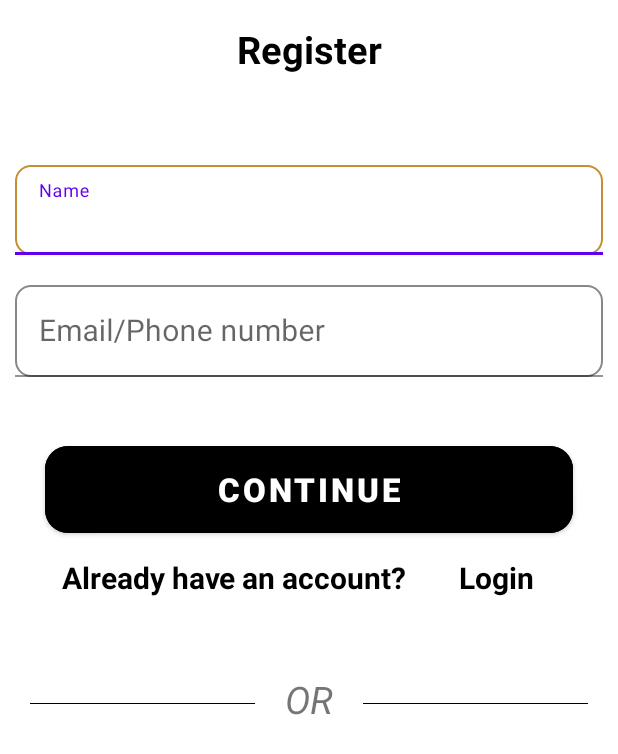
After one commit to trtph/DoAnWoody, an Android app: the RegisterActivity screen opened directly, with no data from a screen before it, on a phone screen of 412 x 824 dp. The commit adds this screen. Shown: the top 754 px of the screen. Run offline under Robolectric (Android 15) with nearby library versions, the phone set to English and light mode, and no system bars.

Commit message:
add Register

```diff
--- a/app/src/main/AndroidManifest.xml
+++ b/app/src/main/AndroidManifest.xml
@@ -9,6 +9,9 @@
         android:roundIcon="@mipmap/ic_launcher_round"
         android:supportsRtl="true"
         android:theme="@style/Theme.WoodyGroupApplication">
+        <activity
+            android:name=".RegisterActivity"
+            android:exported="false" />
         <activity
             android:name=".CreatePasswordActivity"
             android:exported="false" />
--- a/app/src/main/java/com/example/woodygroupapplication/HomeFragment.java
+++ b/app/src/main/java/com/example/woodygroupapplication/HomeFragment.java
@@ -75,9 +75,9 @@ public class HomeFragment extends Fragment {
                 fragmentTransaction.replace(R.id.frame_collection, fragment);
                 fragmentTransaction.commit();
             }
-            if(view.getId()==R.id.imvNotifications){
-                startActivity(new Intent(getContext(), com.example.woodygroupapplication.NotiActivity.class));
-            }
+//            if(view.getId()==R.id.imvNotifications){
+//                startActivity(new Intent(getContext(),NotiActivity.class));
+//            }
 
         }
     };
--- a/app/src/main/java/com/example/woodygroupapplication/LoginActivity.java
+++ b/app/src/main/java/com/example/woodygroupapplication/LoginActivity.java
@@ -18,7 +18,7 @@ import com.google.android.material.button.MaterialButton;
 public class LoginActivity extends AppCompatActivity {
 
     ImageView imvBackUserAccount;
-    TextView txtForgotPassword;
+    TextView txtForgotPassword, txtSignUp;
     MaterialButton btnSignIn;
 
     @Override
@@ -31,6 +31,7 @@ public class LoginActivity extends AppCompatActivity {
 
     private void linkViews() {
         txtForgotPassword = findViewById(R.id.txtForgotPassword);
+        txtSignUp = findViewById(R.id.txtSignUp);
         imvBackUserAccount = findViewById(R.id.imvBackUserAccount);
         btnSignIn = findViewById(R.id.btnSignIn);
     }
@@ -48,6 +49,12 @@ public class LoginActivity extends AppCompatActivity {
                 startActivity(new Intent(LoginActivity.this, MainActivity.class));
             }
         });
+        txtSignUp.setOnClickListener(new View.OnClickListener() {
+            @Override
+            public void onClick(View view) {
+                startActivity(new Intent(LoginActivity.this, RegisterActivity.class));
+            }
+        });
 
     }
 }
--- /dev/null
+++ b/app/src/main/java/com/example/woodygroupapplication/RegisterActivity.java
@@ -0,0 +1,43 @@
+package com.example.woodygroupapplication;
+
+import androidx.appcompat.app.AppCompatActivity;
+
+import android.content.Intent;
+import android.os.Bundle;
+import android.view.View;
+import android.widget.TextView;
+
+import com.google.android.material.button.MaterialButton;
+
+public class RegisterActivity extends AppCompatActivity {
+    TextView txtBackLogin;
+    MaterialButton btnContinueRegister;
+
+    @Override
+    protected void onCreate(Bundle savedInstanceState) {
+        super.onCreate(savedInstanceState);
+        setContentView(R.layout.activity_register);
+        linkViews();
+        addEvent();
+    }
+
+    private void linkViews() {
+        txtBackLogin = findViewById(R.id.txtBackLogin);
+        btnContinueRegister = findViewById(R.id.btnContinueRegister);
+    }
+
+    private void addEvent() {
+        txtBackLogin.setOnClickListener(new View.OnClickListener() {
+            @Override
+            public void onClick(View view) {
+                startActivity(new Intent(RegisterActivity.this, LoginActivity.class));
+            }
+        });
+        btnContinueRegister.setOnClickListener(new View.OnClickListener() {
+            @Override
+            public void onClick(View view) {
+                startActivity(new Intent(RegisterActivity.this, VerificationActivity.class));
+            }
+        });
+    }
+}
--- a/app/src/main/res/layout/activity_login.xml
+++ b/app/src/main/res/layout/activity_login.xml
@@ -165,6 +165,7 @@
         app:layout_constraintTop_toBottomOf="@id/txtForgotPassword"/>
 
     <TextView
+        android:id="@+id/txtSignUp"
         android:layout_width="match_parent"
         android:layout_height="wrap_content"
 
--- /dev/null
+++ b/app/src/main/res/layout/activity_register.xml
@@ -0,0 +1,160 @@
+<?xml version="1.0" encoding="utf-8"?>
+<androidx.constraintlayout.widget.ConstraintLayout xmlns:android="http://schemas.android.com/apk/res/android"
+    xmlns:app="http://schemas.android.com/apk/res-auto"
+    xmlns:tools="http://schemas.android.com/tools"
+    android:layout_width="match_parent"
+    android:layout_height="match_parent"
+    tools:context=".RegisterActivity">
+
+    <TextView
+        android:id="@+id/txtRegister"
+        android:layout_width="match_parent"
+        android:layout_height="wrap_content"
+        android:text="Register"
+        android:textSize="25sp"
+        android:textStyle="bold"
+        android:textColor="@color/black"
+
+        android:gravity="center"
+        android:layout_marginTop="15dp"
+
+        app:layout_constraintTop_toTopOf="parent"
+        app:layout_constraintRight_toRightOf="parent"/>
+
+    <com.google.android.material.textfield.TextInputLayout
+        android:id="@+id/edtLayoutName"
+        android:layout_width="match_parent"
+        android:layout_height="wrap_content"
+        android:layout_marginTop="50dp"
+        app:layout_constraintHorizontal_bias="0.498"
+        app:layout_constraintLeft_toLeftOf="parent"
+        app:layout_constraintRight_toRightOf="parent"
+        app:layout_constraintTop_toBottomOf="@+id/txtRegister">
+        <EditText
+            android:id="@+id/edtName"
+            android:layout_width="match_parent"
+            android:layout_height="60dp"
+            android:hint="Name"
+            android:textSize="20sp"
+
+            android:background="@drawable/custom_email_password"
+            android:inputType="textEmailAddress"
+
+            app:layout_constraintRight_toRightOf="parent"
+            app:layout_constraintLeft_toLeftOf="parent"
+
+            android:layout_margin="10dp"
+            android:paddingLeft="10dp"/>
+
+    </com.google.android.material.textfield.TextInputLayout>
+
+    <com.google.android.material.textfield.TextInputLayout
+        android:id="@+id/edtLayoutEmailPhone"
+        android:layout_width="match_parent"
+        android:layout_height="wrap_content"
+        app:layout_constraintHorizontal_bias="0.498"
+        app:layout_constraintLeft_toLeftOf="parent"
+        app:layout_constraintRight_toRightOf="parent"
+        app:layout_constraintTop_toBottomOf="@+id/edtLayoutName">
+        <EditText
+            android:id="@+id/edtEmailPhone"
+            android:layout_width="match_parent"
+            android:layout_height="wrap_content"
+            android:hint="Email/Phone number"
+            android:textSize="20sp"
+            android:password="true"
+
+            android:background="@drawable/custom_email_password"
+
+            app:layout_constraintRight_toRightOf="parent"
+            app:layout_constraintLeft_toLeftOf="parent"
+
+            android:layout_margin="10dp"
+            android:paddingLeft="10dp"
+            tools:ignore="Deprecated" />
+
+    </com.google.android.material.textfield.TextInputLayout>
+    <com.google.android.material.button.MaterialButton
+        android:id="@+id/btnContinueRegister"
+        android:layout_width="match_parent"
+        android:layout_height="70dp"
+        android:layout_margin="30dp"
+        android:layout_marginTop="12dp"
+        android:text="Continue"
+
+        android:textSize="22sp"
+        android:textStyle="bold"
+        android:textColor="@color/white"
+        android:backgroundTint="@color/black"
+        app:cornerRadius="15dp"
+
+        app:layout_constraintLeft_toLeftOf="parent"
+        app:layout_constraintRight_toRightOf="parent"
+        app:layout_constraintTop_toBottomOf="@id/edtLayoutEmailPhone"/>
+    <TextView
+        android:id="@+id/txtAlready"
+        android:layout_width="350dp"
+        android:layout_height="wrap_content"
+        android:text="Already have an account?"
+        android:textColor="@color/black"
+        android:textStyle="bold"
+        android:textSize="20sp"
+
+        android:gravity="start"
+
+        app:layout_constraintTop_toBottomOf="@id/btnContinueRegister"
+        app:layout_constraintRight_toRightOf="parent"
+        app:layout_constraintLeft_toLeftOf="parent"
+        android:padding="10dp"/>
+    <TextView
+        android:id="@+id/txtBackLogin"
+        android:layout_width="350dp"
+        android:layout_height="wrap_content"
+        android:text="Login"
+        android:textColor="@color/black"
+        android:textStyle="bold"
+        android:textSize="20sp"
+
+        android:gravity="end"
+        android:layout_marginRight="30dp"
+
+        app:layout_constraintTop_toBottomOf="@id/btnContinueRegister"
+        app:layout_constraintRight_toRightOf="parent"
+        app:layout_constraintLeft_toLeftOf="parent"
+        android:padding="10dp"/>
+    <View
+        android:id="@+id/vLeft"
+        android:layout_width="150dp"
+        android:layout_height="0.5dp"
+        android:background="@color/black"
+         app:layout_constraintTop_toBottomOf="@id/txtAlready"
+        app:layout_constraintLeft_toLeftOf="parent"
+
+        android:layout_marginTop="60dp"
+        android:layout_marginLeft="20dp"/>
+
+    <TextView
+        android:layout_width="wrap_content"
+        android:layout_height="wrap_content"
+
+        android:text="OR"
+        android:textSize="25sp"
+        android:textStyle="italic"
+
+        app:layout_constraintRight_toRightOf="@id/vRight"
+        app:layout_constraintLeft_toLeftOf="@id/vLeft"
+        app:layout_constraintTop_toBottomOf="@+id/txtAlready"
+        android:layout_marginTop="40dp"/>
+
+    <View
+        android:id="@+id/vRight"
+        android:layout_width="150dp"
+        android:layout_height="0.5dp"
+        android:background="@color/black"
+        app:layout_constraintTop_toBottomOf="@id/txtBackLogin"
+        app:layout_constraintRight_toRightOf="parent"
+
+        android:layout_marginTop="60dp"
+        android:layout_marginRight="20dp"/>
+
+</androidx.constraintlayout.widget.ConstraintLayout>
--- a/app/src/main/res/values/colors.xml
+++ b/app/src/main/res/values/colors.xml
@@ -10,4 +10,5 @@
     <color name="light_white">#D2D2D2</color>
     <color name="card_1">#A3E4D7</color>
     <color name="background_home">#B4F8F5F5</color>
+    <color name="no_color">#00FFFFFF</color>
 </resources>
```
Also changed, not shown: app/src/main/res/drawable/logo_fb.png (added), app/src/main/res/drawable/logo_gg.png (added).
